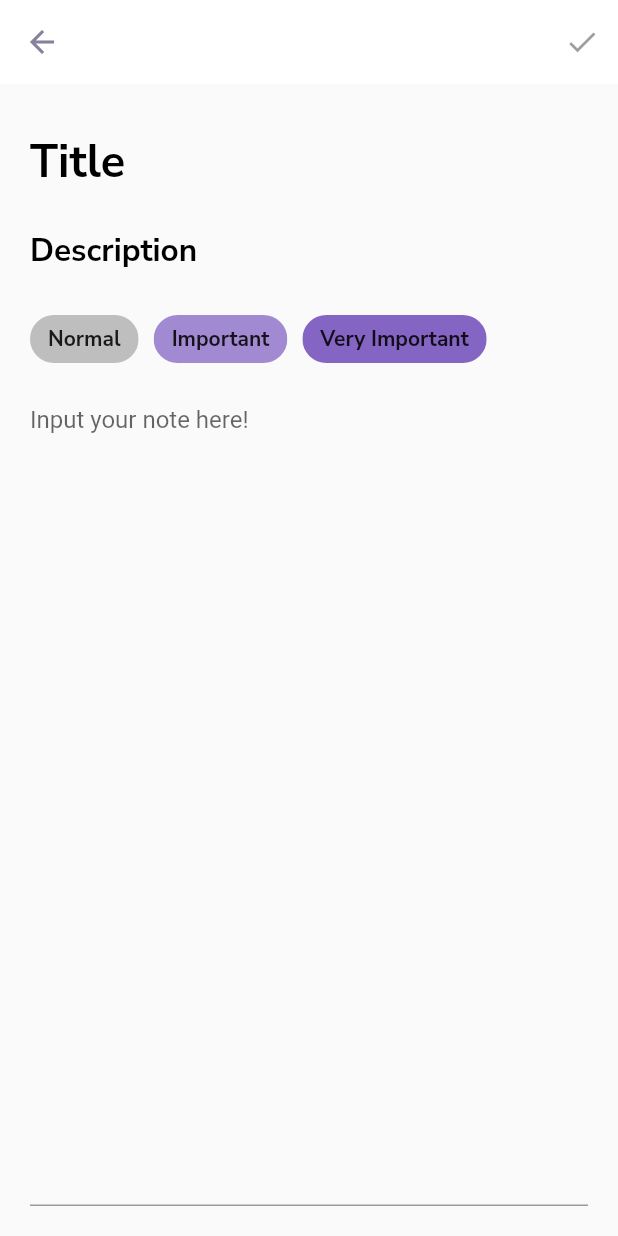
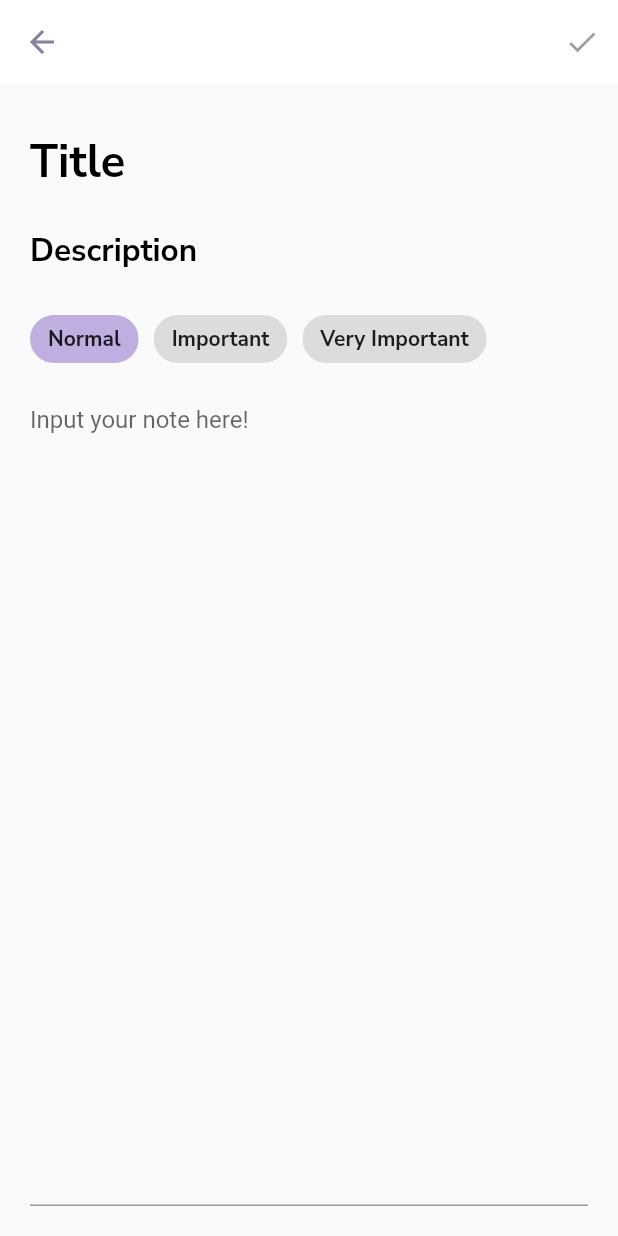
Before and after one commit to minhdang2803/To-do-App-Flutter, a Flutter app: the NoteScreen screen opened directly, after a tap on "Normal", on a phone screen of 412 x 824 dp. Run offline on Flutter 3.47's test engine with Material 2 defaults, Android fonts, the phone set to English and light mode, and no system bars; our stand-ins replace device_preview, google_fonts.

Commit message:
Adding Taking note UI, modify the TaskCard()

```diff
--- /dev/null
+++ b/lib/components/component.dart
@@ -0,0 +1 @@
+export 'task_card.dart';
--- a/lib/screens/list_screen.dart
+++ b/lib/screens/list_screen.dart
@@ -1,5 +1,5 @@
 import 'package:flutter/material.dart';
-import 'package:todoapp/components/task_card.dart';
+import 'package:todoapp/components/component.dart';
 import 'package:todoapp/theme.dart';
 import 'package:todoapp/screens/screens.dart';
 
--- a/lib/screens/note_screen.dart
+++ b/lib/screens/note_screen.dart
@@ -27,7 +27,9 @@ class _NoteScreenState extends State<NoteScreen> {
       _isSelected[element1] = value;
       if (_clickedCounter[element1] == 0) {
         _clickedCounter[element1]++;
-        _isSelected[element2] = _isSelected[element3] = !value;
+        if (element2 == 0 && element2 == 0) {
+          _isSelected[element2] = _isSelected[element3] = !value;
+        }
       }
     });
     return;
@@ -79,18 +81,18 @@ class _NoteScreenState extends State<NoteScreen> {
             label: const Text('Normal'),
             selected: _isSelected[0],
             onSelected: (value) => choiceOption(value, 0, 1, 2),
-            backgroundColor: TodoTheme.normalChipColor),
+            selectedColor: TodoTheme.normalChipColor),
         ChoiceChip(
           label: const Text('Important'),
           selected: _isSelected[1],
           onSelected: (value) => choiceOption(value, 1, 0, 2),
-          backgroundColor: TodoTheme.importantChipColor,
+          selectedColor: TodoTheme.importantChipColor,
         ),
         ChoiceChip(
             label: const Text('Very Important'),
             selected: _isSelected[2],
             onSelected: (value) => choiceOption(value, 2, 1, 0),
-            backgroundColor: TodoTheme.veryImportantChipCplor)
+            selectedColor: TodoTheme.veryImportantChipCplor)
       ],
     );
   }
```
